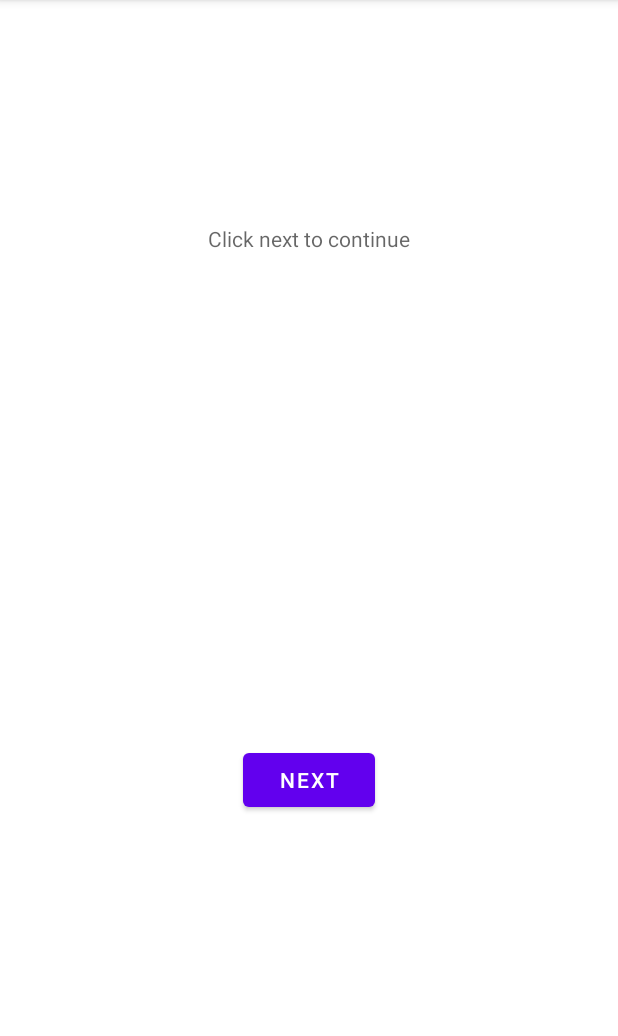
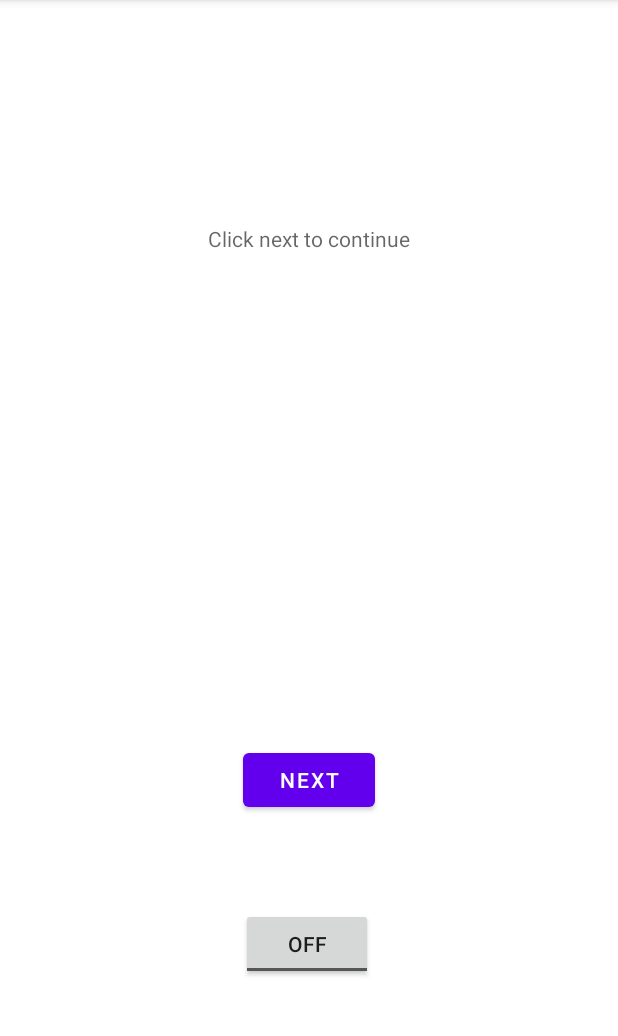
Before and after one commit to CSE-110-Spring-2022/zooseeker-cse-110-team-16, an Android app: the DirectionsActivity screen opened directly, with no data from a screen before it, on a phone screen of 412 x 824 dp, the part 84-1120 px from its top. Run offline under Robolectric (Android 15) with nearby library versions, the phone set to English and light mode, and no system bars; our stand-ins replace Room's generated code; libraries missing offline, so code that uses them is left out: org.jgrapht, org.jgrapht.alg, org.jgrapht.graph, org.jgrapht.nio; 3 statements that could not run were skipped.

Commit message:
added detailed/brief directions toggle functionality

```diff
--- a/app/src/main/java/com/example/cse110lab5/DirectionsActivity.java
+++ b/app/src/main/java/com/example/cse110lab5/DirectionsActivity.java
@@ -22,6 +22,12 @@ public class DirectionsActivity extends AppCompatActivity {
     private List<String> sortedVertexList;
     private final ZooData zooData = new ZooData();
     private Graph<String, IdentifiedWeightedEdge> edgeData;
+    boolean directionType = false;
+    String current_detailed_directions = "";
+    String current_brief_directions = "";
+    String title = "";
+    String start = "";
+    String end = "";
 
     @Override
     protected void onCreate(Bundle savedInstanceState) {
@@ -39,8 +45,6 @@ public class DirectionsActivity extends AppCompatActivity {
         for (int i = 0; i < sortedVertexList.size() - 1; i++) {
             route.add(DijkstraShortestPath.findPathBetween(edgeData, sortedVertexList.get(i), sortedVertexList.get(i + 1)));
         }
-
-        //addition
     }
 
 
@@ -51,24 +55,30 @@ public class DirectionsActivity extends AppCompatActivity {
         Map<String, ZooData.EdgeInfo> eInfo = zooData.getEdgeDatabase();
 
         //populate direction text
-
-        String directions = "";
         String title = "";
         int numPaths = route.size();
         int i = 0;
+        int j = 0;
         if (numNextClicks <= numPaths) {
             GraphPath<String, IdentifiedWeightedEdge> path = this.route.get(numNextClicks - 1);
-            String start = "";
-            String end = "";
-            //title = "The shortest path from " + vInfo.get(edgeData.getEdgeTarget(path.getEdgeList().get(i)).toString()).name + " to " + vInfo.get(edgeData.getEdgeTarget(path.getEdgeList().get(i+1)).toString()).name;
+
+            current_brief_directions +=
+                    (j + 1)
+                    + " Walk " + path.getWeight()
+                    + " meters from " + path.getStartVertex()
+                    + " to " + path.getEndVertex()
+                    +  "\n\n";
+            j++;
+
             for (IdentifiedWeightedEdge e : path.getEdgeList()) {
                 if (i == 0) {
                     start = vInfo.get(edgeData.getEdgeSource(e).toString()).name;
                 }
-                directions +=
+
+                current_detailed_directions +=
                         + (i + 1)
-                        + " Walk " + edgeData.getEdgeWeight(e)
-                        + " meters along " + eInfo.get(e.getId()).street
+                        + " Proceed on " + eInfo.get(e.getId()).street + " " + edgeData.getEdgeWeight(e)
+                        + " meters "
                         + " from " + vInfo.get(edgeData.getEdgeSource(e).toString()).name
                         + " to " + vInfo.get(edgeData.getEdgeTarget(e).toString()).name
                         + "\n\n";
@@ -78,7 +88,7 @@ public class DirectionsActivity extends AppCompatActivity {
             title = "The shortest path from " + start + " to " + end;
 
             TextView directionsTextView = (TextView) findViewById(R.id.directionsView);
-            directionsTextView.setText(title + "\n\n" + directions);
+            directionsTextView.setText(title + "\n\n" + current_detailed_directions);
         }
 
         else {
@@ -86,4 +96,21 @@ public class DirectionsActivity extends AppCompatActivity {
             directionsTextView.setText("At final exhibit!");
         }
     }
+
+    public void onToggleBtnClick(View view) {
+        title = "The shortest path from " + start + " to " + end;
+        directionType = !directionType;
+        //detailed directions
+        if (directionType == false) {
+            TextView directionsTextView = (TextView) findViewById(R.id.directionsView);
+            directionsTextView.setText(title + "\n\n" + current_detailed_directions);
+        }
+
+        //brief directions
+        else {
+            TextView directionsTextView = (TextView) findViewById(R.id.directionsView);
+            directionsTextView.setText(title + "\n\n" + current_brief_directions);
+        }
+
+    }
 }
--- a/app/src/main/res/layout/activity_directions.xml
+++ b/app/src/main/res/layout/activity_directions.xml
@@ -21,9 +21,20 @@
         android:layout_width="wrap_content"
         android:layout_height="wrap_content"
         android:layout_marginBottom="224dp"
+        android:onClick="onNextBtnClick"
         android:text="Next"
-        android:onClick="onNextBtnClick"
         app:layout_constraintBottom_toBottomOf="parent"
         app:layout_constraintEnd_toEndOf="parent"
         app:layout_constraintStart_toStartOf="parent" />
+
+    <ToggleButton
+        android:id="@+id/directionsTypeButton"
+        android:layout_width="wrap_content"
+        android:layout_height="wrap_content"
+        android:layout_marginTop="61dp"
+        android:layout_marginEnd="1dp"
+        android:text="Brief/Detailed Toggle"
+        android:onClick="onToggleBtnClick"
+        app:layout_constraintEnd_toEndOf="@+id/next_btn"
+        app:layout_constraintTop_toBottomOf="@+id/next_btn" />
 </androidx.constraintlayout.widget.ConstraintLayout>
```
